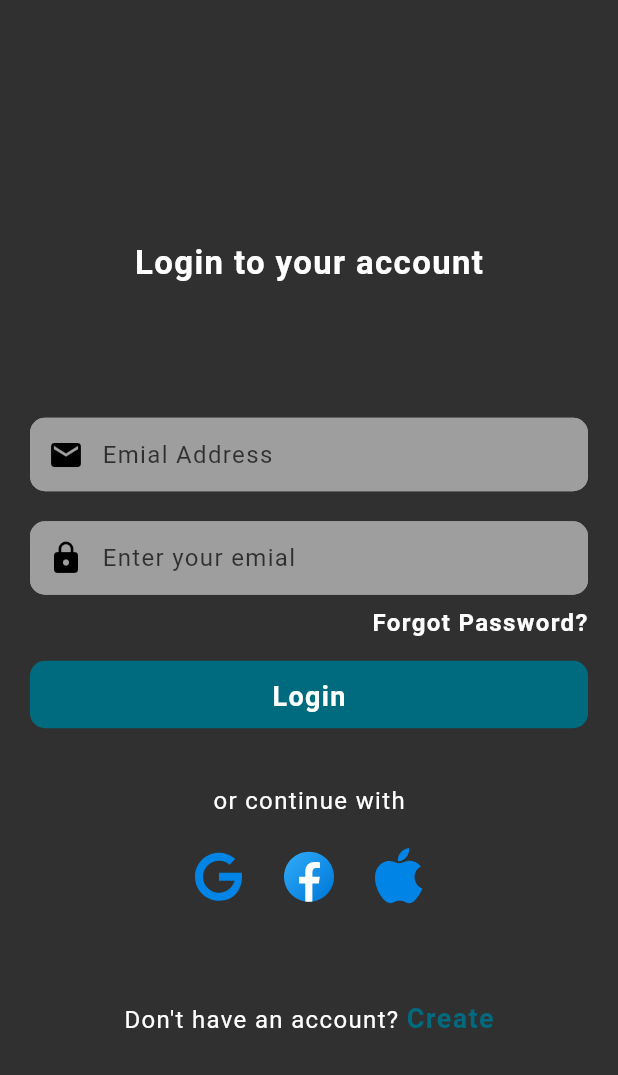
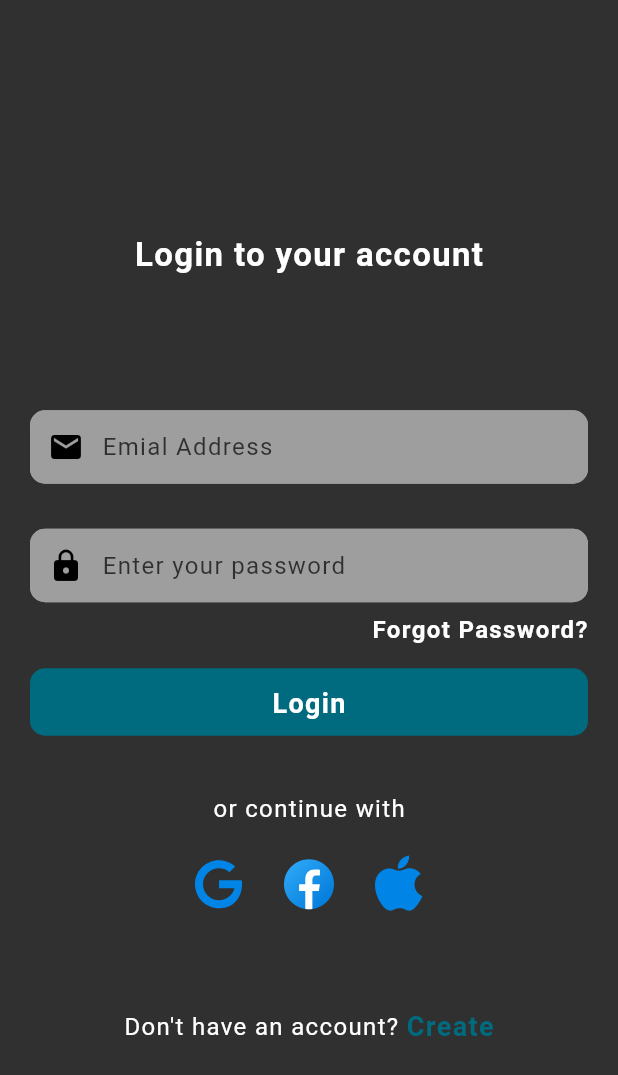
Before and after one commit to AbdulrahmanAlShaweesh/Flutter-ecommerce-app, a Flutter app: the LoginScreen screen opened by its route, on a phone screen of 412 x 824 dp. Shown: the top 1075 px of the screen. Run offline on Flutter 3.47's test engine with Material 2 defaults, Android fonts, the phone set to English and light mode, and no system bars; our stand-ins replace firebase_core, flutter_svg, smooth_page_indicator; accounts and stored records are empty.

Commit message:
added register screen

```diff
--- a/lib/Views/Screens/login_screen.dart
+++ b/lib/Views/Screens/login_screen.dart
@@ -8,12 +8,14 @@ class LoginScreen extends StatelessWidget {
   @override
   Widget build(BuildContext context) {
     return const Scaffold(
-      body: Padding(
-        padding: EdgeInsets.only(
-          left: 20.0,
-          right: 20.0,
+      body: SafeArea(
+        child: Padding(
+          padding: EdgeInsets.only(
+            left: 20.0,
+            right: 20.0,
+          ),
+          child: LoginScreenView(),
         ),
-        child: LoginScreenView(),
       ),
     );
   }
--- a/lib/Views/Widgets/custom_app_button.dart
+++ b/lib/Views/Widgets/custom_app_button.dart
@@ -8,6 +8,7 @@ class CustomAppButton extends StatelessWidget {
     required this.buttonText,
   });
   final String buttonText;
+
   @override
   Widget build(BuildContext context) {
     return Container(
--- a/lib/Views/Widgets/custom_auth_accounts.dart
+++ b/lib/Views/Widgets/custom_auth_accounts.dart
@@ -1,4 +1,5 @@
 import 'package:flutter/material.dart';
+import 'package:flutter_ecommerce_app/Views/widgets/custom_auth_account_icon.dart';
 import 'package:flutter_svg/flutter_svg.dart';
 
 class CustomAuthonticationAvilableAccounts extends StatelessWidget {
@@ -11,25 +12,21 @@ class CustomAuthonticationAvilableAccounts extends StatelessWidget {
     return Row(
       mainAxisAlignment: MainAxisAlignment.center,
       children: [
-        SvgPicture.asset(
-          'assets/medialIcons/google.svg',
-          height: 40,
-          color: Color(0xFF0084e6),
+        const AuthAccountIcon(
+          url: 'assets/medialIcons/google.svg',
         ),
-        const SizedBox(
-          width: 20.0,
+        Padding(
+          padding: const EdgeInsets.only(
+            left: 20.0,
+            right: 20.0,
+          ),
+          child: SvgPicture.asset(
+            'assets/medialIcons/facebook.svg', height: 40,
+            // color: Colors.white, si
+          ),
         ),
-        SvgPicture.asset(
-          'assets/medialIcons/facebook.svg', height: 40,
-          // color: Colors.white, si
-        ),
-        const SizedBox(
-          width: 20.0,
-        ),
-        SvgPicture.asset(
-          'assets/medialIcons/apple.svg',
-          color: Color(0xFF0084e6),
-          height: 40.0,
+        const AuthAccountIcon(
+          url: 'assets/medialIcons/apple.svg',
         ),
       ],
     );
--- a/lib/Views/Widgets/custom_login_screen_view.dart
+++ b/lib/Views/Widgets/custom_login_screen_view.dart
@@ -1,5 +1,5 @@
 import 'package:flutter/material.dart';
-import 'package:flutter_ecommerce_app/Views/Screens/signuo_screen.dart';
+import 'package:flutter_ecommerce_app/Views/Screens/signup_screen.dart';
 import 'package:flutter_ecommerce_app/Views/Widgets/custom_app_button.dart';
 import 'package:flutter_ecommerce_app/Views/Widgets/custom_auth_accounts.dart';
 import 'package:flutter_ecommerce_app/Views/Widgets/custom_forgot_password_text.dart';
@@ -30,10 +30,10 @@ class LoginScreenView extends StatelessWidget {
           icons: Icons.email,
         ),
         const SizedBox(
-          height: 20.0,
+          height: 30.0,
         ),
         const CustomTextFormField(
-          hintText: 'Enter your emial',
+          hintText: 'Enter your password',
           icons: Icons.lock,
         ),
         const SizedBox(
@@ -61,7 +61,10 @@ class LoginScreenView extends StatelessWidget {
         CustomIsHasAccount(
           text1: 'Don\'t have an account? ',
           text2: 'Create',
-          screenName: SignUpScreen.id,
+          onTap: () {
+            // Navigator.pushReplacementNamed(context, SignUpScreen.id)),
+            Navigator.pushReplacementNamed(context, SignUpScreen.id);
+          },
         )
       ],
     );
--- a/lib/Views/Widgets/custom_user_have_account.dart
+++ b/lib/Views/Widgets/custom_user_have_account.dart
@@ -7,12 +7,12 @@ class CustomIsHasAccount extends StatelessWidget {
     super.key,
     required this.text1,
     required this.text2,
-    required this.screenName,
+    required this.onTap,
   });
 
   final String text1;
   final String text2;
-  final String screenName;
+  final VoidCallback onTap;
   @override
   Widget build(BuildContext context) {
     return Row(
@@ -20,9 +20,7 @@ class CustomIsHasAccount extends StatelessWidget {
       children: [
         SmallText(text: text1, fontSize: 16.0),
         GestureDetector(
-          onTap: () {
-            Navigator.pushReplacementNamed(context, screenName);
-          },
+          onTap: onTap,
           child: SmallText(
             text: text2,
             fontSize: 18.0,
--- /dev/null
+++ b/lib/Views/widgets/custom_auth_account_icon.dart
@@ -0,0 +1,23 @@
+import 'package:flutter/material.dart';
+import 'package:flutter_svg/flutter_svg.dart';
+
+class AuthAccountIcon extends StatelessWidget {
+  const AuthAccountIcon({
+    super.key,
+    required this.url,
+  });
+
+  final String url;
+
+  @override
+  Widget build(BuildContext context) {
+    return SvgPicture.asset(
+      url,
+      colorFilter: const ColorFilter.mode(
+        Color(0xFF0084e6),
+        BlendMode.srcIn,
+      ),
+      height: 40.0,
+    );
+  }
+}
--- a/lib/constant/app_colors.dart
+++ b/lib/constant/app_colors.dart
@@ -2,4 +2,5 @@ import 'package:flutter/material.dart';
 
 class AppColors {
   static const Color buttonColors = Color(0xFF006b7f);
+  static const Color iconColor = Color(0xFF0084e6);
 }
```
Also changed, not shown: lib/Views/Screens/signuo_screen.dart (deleted, +0 -15 lines), lib/Views/Screens/signup_screen.dart (added, +81 -0 lines), lib/Views/Screens/welcome_screen.dart (+4 -47 lines), lib/Views/widgets/custom_term_of_use.dart (added, +34 -0 lines), lib/Views/widgets/wecome_Screen_view.dart (added, +64 -0 lines), lib/main.dart (+8 -1 lines).
